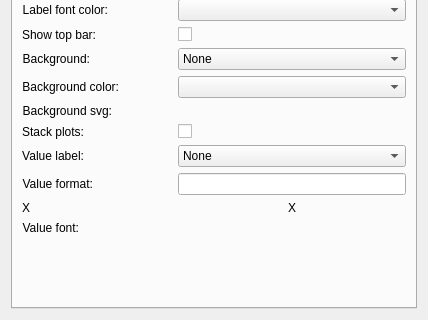
Before: the Qt Designer form complex-plotter/contents/ui/plotter.ui in lmiphay/pdamsten-plasmoids, drawn with Qt 5; both pictures show x 0 to 428 and y 173 to 493 of the 428 by 493 pixel window.
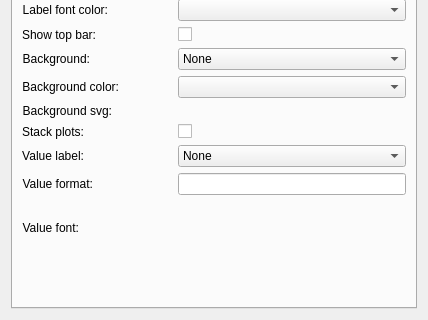
After: the same form once the commit is applied. Custom widgets are drawn as their Qt base class.

Commit message: remove Xs

Diff of the .ui file:
```diff
--- a/complex-plotter/contents/ui/plotter.ui
+++ b/complex-plotter/contents/ui/plotter.ui
@@ -470,9 +470,6 @@
            <verstretch>0</verstretch>
           </sizepolicy>
          </property>
-         <property name="text">
-          <string>X</string>
-         </property>
         </widget>
        </item>
        <item row="13" column="1">
@@ -483,9 +480,6 @@
            <verstretch>0</verstretch>
           </sizepolicy>
          </property>
-         <property name="text">
-          <string>X</string>
-         </property>
          <property name="alignment">
           <set>Qt::AlignCenter</set>
          </property>
```
